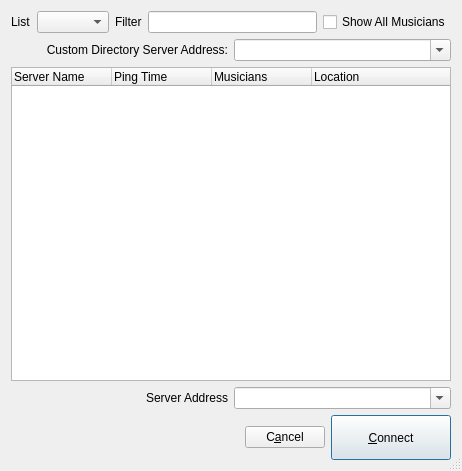
Above: src/connectdlgbase.ui from jamulussoftware/jamulus before the change. Below: the same form after it.
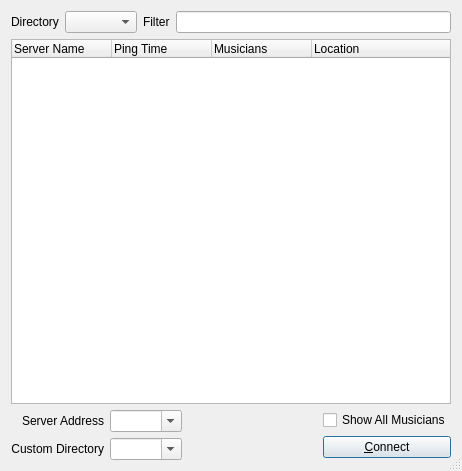
That is the form after the change. Icons and pictures are not drawn.

Commit message:
Changed UI according to discussion
- Custom directory combobox at bottom
- Show all Musicians checkbox at bottom
- Custom Directory combobox only enabled when Custom selected
- Label changed from List to Directory

Patch:
```diff
--- a/src/connectdlgbase.ui
+++ b/src/connectdlgbase.ui
@@ -23,9 +23,9 @@
   <property name="sizeGripEnabled">
    <bool>true</bool>
   </property>
-  <layout class="QVBoxLayout" name="verticalLayout_2">
+  <layout class="QVBoxLayout" name="verticalLayout_5">
    <item>
-    <layout class="QVBoxLayout" name="verticalLayout">
+    <layout class="QVBoxLayout" name="verticalLayout_4">
      <item>
       <layout class="QHBoxLayout" name="horizontalLayout">
        <property name="bottomMargin">
@@ -34,7 +34,7 @@
        <item>
         <widget class="QLabel" name="lblList">
          <property name="text">
-          <string>List</string>
+          <string>Directory</string>
          </property>
         </widget>
        </item>
@@ -51,34 +51,6 @@
        <item>
         <widget class="QLineEdit" name="edtFilter"/>
        </item>
-       <item>
-        <widget class="QCheckBox" name="chbExpandAll">
-         <property name="text">
-          <string>Show All Musicians</string>
-         </property>
-        </widget>
-       </item>
-      </layout>
-     </item>
-     <item>
-      <layout class="QHBoxLayout" name="_2">
-       <item>
-        <widget class="QLabel" name="lblCustomDirectoryAddress">
-         <property name="text">
-          <string>Custom Directory Server Address:</string>
-         </property>
-         <property name="alignment">
-          <set>Qt::AlignRight|Qt::AlignTrailing|Qt::AlignVCenter</set>
-         </property>
-        </widget>
-       </item>
-       <item>
-        <widget class="QComboBox" name="cbxCustomDirectoryAddress">
-         <property name="editable">
-          <bool>true</bool>
-         </property>
-        </widget>
-       </item>
       </layout>
      </item>
      <item>
@@ -112,9 +84,19 @@
       </widget>
      </item>
      <item>
-      <layout class="QHBoxLayout">
+      <layout class="QHBoxLayout" name="horizontalLayout_3">
+       <item>
+        <layout class="QHBoxLayout" name="horizontalLayout_2">
+         <item>
+          <layout class="QVBoxLayout" name="verticalLayout_3">
        <item>
         <widget class="QLabel" name="lblServerAddr">
+             <property name="minimumSize">
+              <size>
+               <width>0</width>
+               <height>0</height>
+              </size>
+             </property>
          <property name="text">
           <string>Server Address</string>
          </property>
@@ -124,33 +106,89 @@
         </widget>
        </item>
        <item>
+            <widget class="QLabel" name="lblCustomDirectoryAddress">
+             <property name="minimumSize">
+              <size>
+               <width>0</width>
+               <height>0</height>
+              </size>
+             </property>
+             <property name="text">
+              <string>Custom Directory</string>
+             </property>
+             <property name="alignment">
+              <set>Qt::AlignRight|Qt::AlignTrailing|Qt::AlignVCenter</set>
+             </property>
+            </widget>
+           </item>
+          </layout>
+         </item>
+         <item>
+          <layout class="QVBoxLayout" name="verticalLayout">
+           <item>
         <widget class="QComboBox" name="cbxServerAddr">
+             <property name="sizePolicy">
+              <sizepolicy hsizetype="Preferred" vsizetype="Fixed">
+               <horstretch>0</horstretch>
+               <verstretch>0</verstretch>
+              </sizepolicy>
+             </property>
+             <property name="minimumSize">
+              <size>
+               <width>0</width>
+               <height>0</height>
+              </size>
+             </property>
          <property name="editable">
           <bool>true</bool>
          </property>
         </widget>
        </item>
-      </layout>
-     </item>
+           <item>
+            <widget class="QComboBox" name="cbxCustomDirectoryAddress">
+             <property name="sizePolicy">
+              <sizepolicy hsizetype="Preferred" vsizetype="Fixed">
+               <horstretch>0</horstretch>
+               <verstretch>0</verstretch>
+              </sizepolicy>
+             </property>
+             <property name="minimumSize">
+              <size>
+               <width>0</width>
+               <height>0</height>
+              </size>
+             </property>
+             <property name="editable">
+              <bool>true</bool>
+             </property>
+            </widget>
+           </item>
+          </layout>
+         </item>
+        </layout>
+       </item>
      <item>
-      <layout class="QHBoxLayout">
-       <item>
-        <spacer>
+        <spacer name="horizontalSpacer">
          <property name="orientation">
           <enum>Qt::Horizontal</enum>
          </property>
+         <property name="sizeType">
+          <enum>QSizePolicy::Expanding</enum>
+         </property>
          <property name="sizeHint" stdset="0">
           <size>
-           <width>351</width>
-           <height>25</height>
+           <width>40</width>
+           <height>20</height>
           </size>
          </property>
         </spacer>
        </item>
        <item>
-        <widget class="QPushButton" name="butCancel">
+        <layout class="QVBoxLayout" name="verticalLayout_2">
+         <item>
+          <widget class="QCheckBox" name="chbExpandAll">
          <property name="text">
-          <string>C&amp;ancel</string>
+            <string>Show All Musicians</string>
          </property>
         </widget>
        </item>
@@ -158,8 +196,14 @@
         <widget class="QPushButton" name="butConnect">
          <property name="minimumSize">
           <size>
-           <width>120</width>
-           <height>45</height>
+             <width>0</width>
+             <height>0</height>
+            </size>
+           </property>
+           <property name="maximumSize">
+            <size>
+             <width>16777215</width>
+             <height>16777215</height>
           </size>
          </property>
          <property name="text">
@@ -169,6 +213,8 @@
           <bool>true</bool>
          </property>
         </widget>
+         </item>
+        </layout>
        </item>
       </layout>
      </item>
```
Lines whose indentation alone changed are shown as unchanged. The commit also changes 1 other file.
